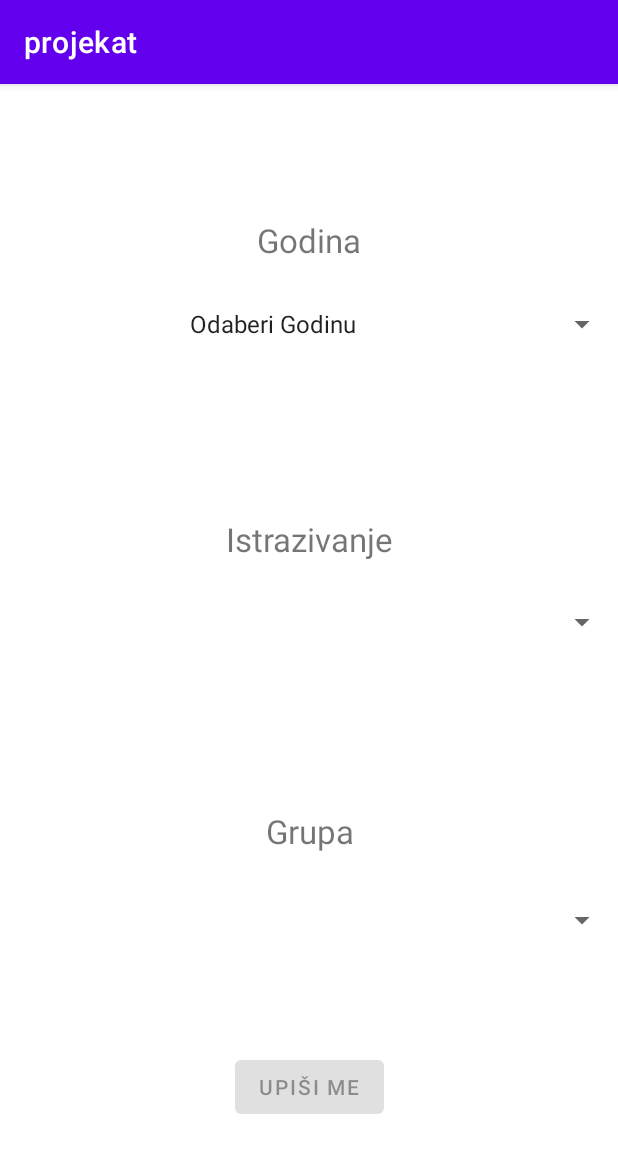
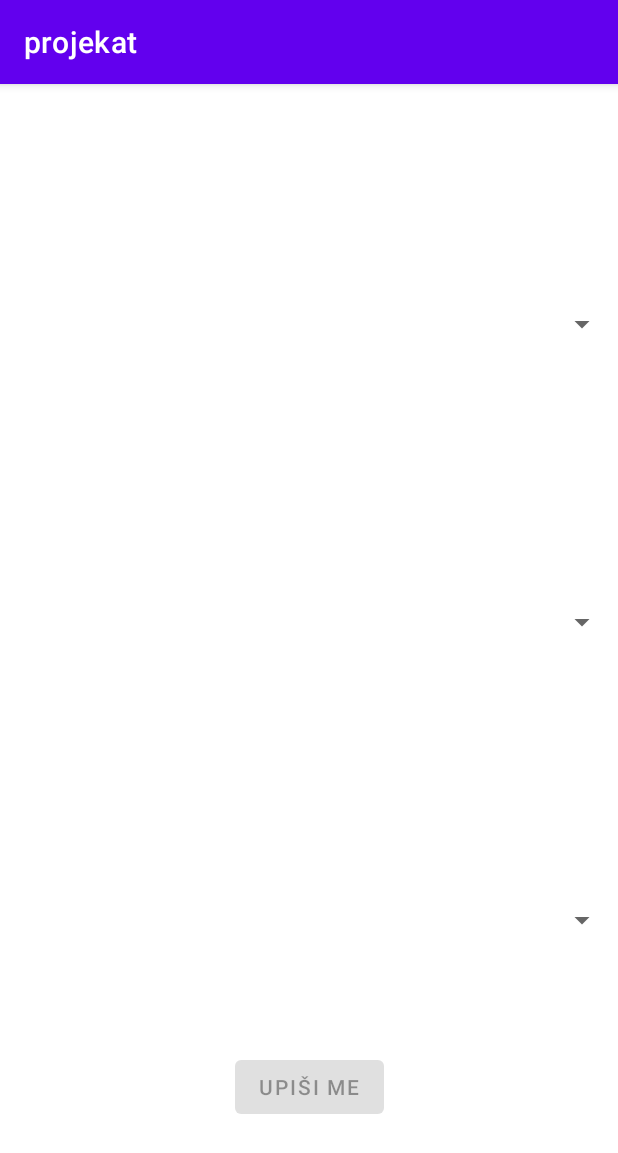
Before and after one commit to mbobic1/App_for_survey, an Android app: the screen it shows after launch (UpisIstrazivanje), after a tap on an icon or button, on a phone screen of 412 x 824 dp. Shown: the top 1153 px of the screen. Run offline under Robolectric (Android 15) with nearby library versions, the phone set to English and light mode, and no system bars.

Commit message:
prvi i drugi zadatak

```diff
--- a/app/src/main/java/ba/etf/rma22/projekat/UpisIstrazivanje.kt
+++ b/app/src/main/java/ba/etf/rma22/projekat/UpisIstrazivanje.kt
@@ -37,7 +37,7 @@ class UpisIstrazivanje : AppCompatActivity() {
             spinnerI=findViewById(R.id.odabirIstrazivanja)
             button=findViewById(R.id.dodajIstrazivanjeDugme)
             val god:Array<String> = arrayOf(
-               "Odaberi Godinu",
+                " ",
                 "1",
                 "2",
                 "3",
@@ -47,12 +47,21 @@ class UpisIstrazivanje : AppCompatActivity() {
            button.isEnabled = false
             adapter.setDropDownViewResource(android.R.layout.simple_spinner_dropdown_item)
             spinnerGod.setAdapter(adapter);
+            spinnerGod.setSelection(korisnik.godinaStudiranja)
             spinnerGod.onItemSelectedListener=object : AdapterView.OnItemSelectedListener{
                 override fun onItemSelected(parent: AdapterView<*>?, view: View?, position: Int, id: Long) {
                     tacno=true
 
                      if(parent!=null){
                          if(position==0){
+                             var arr1 = ArrayAdapter(parent.context, android.R.layout.simple_spinner_item,
+                                 mutableListOf<String>())
+                             arr1.setDropDownViewResource(android.R.layout.simple_spinner_dropdown_item)
+                             spinnerI.adapter=arr1
+                             var  arr2= ArrayAdapter(parent.context, android.R.layout.simple_spinner_item,mutableListOf<String>())
+                             arr2.setDropDownViewResource(android.R.layout.simple_spinner_dropdown_item)
+                             spinnerG.adapter=arr2
+                             button.isEnabled=false
 
                          }
                          else if(position==1) {
@@ -330,6 +339,7 @@ class UpisIstrazivanje : AppCompatActivity() {
             }
 
                 button.setOnClickListener {
+                    korisnik.godinaStudiranja= spinnerGod.selectedItem.toString().toInt()
                     korisnikViewModel.upisiKorisnika(
                         spinnerG.selectedItem.toString(),
                         spinnerI.selectedItem.toString(),
--- a/app/src/main/java/ba/etf/rma22/projekat/data/models/Korisnik.kt
+++ b/app/src/main/java/ba/etf/rma22/projekat/data/models/Korisnik.kt
@@ -4,5 +4,5 @@ data class Korisnik(
         var listaAnketa: MutableList<Anketa>,
         var listaGrupa: MutableList<Grupa>,
         var listaIstrazivanje: MutableList<Istrazivanje>,
-        var godinaStudiranja: Int
+        var godinaStudiranja: Int =0
         )
--- a/app/src/main/res/layout/istrazivanje.xml
+++ b/app/src/main/res/layout/istrazivanje.xml
@@ -6,17 +6,7 @@
     android:layout_height="match_parent"
     android:textAlignment="center">
 
-    <TextView
-        android:text="Godina"
-        android:id="@+id/textView"
-        android:layout_width="wrap_content"
-        android:layout_height="wrap_content"
-        android:textSize="22dp"
-        app:layout_constraintBottom_toTopOf="@+id/odabirGodina"
-        app:layout_constraintEnd_toEndOf="parent"
-        app:layout_constraintStart_toStartOf="parent"
-        app:layout_constraintTop_toTopOf="parent"
-        app:layout_constraintVertical_bias="0.754" />
+
 
     <Spinner
         android:id="@+id/odabirGodina"
@@ -30,18 +20,7 @@
         app:layout_constraintTop_toTopOf="parent"
         app:layout_constraintVertical_bias="0.459" />
 
-    <TextView
-        android:text="Istrazivanje"
-        android:id="@+id/textView3"
-        android:layout_width="wrap_content"
-        android:layout_height="wrap_content"
-        android:textSize="22dp"
-        app:layout_constraintBottom_toTopOf="@+id/odabirIstrazivanja"
-        app:layout_constraintEnd_toEndOf="parent"
-        app:layout_constraintHorizontal_bias="0.502"
-        app:layout_constraintStart_toStartOf="parent"
-        app:layout_constraintTop_toBottomOf="@+id/odabirGodina"
-        app:layout_constraintVertical_bias="0.804" />
+
 
     <Spinner
         android:id="@+id/odabirIstrazivanja"
@@ -55,18 +34,7 @@
         app:layout_constraintTop_toTopOf="parent"
         app:layout_constraintVertical_bias="0.466" />
 
-    <TextView
-        android:id="@+id/textView2"
-        android:layout_width="wrap_content"
-        android:layout_height="wrap_content"
-        android:text="Grupa"
-        android:textSize="22dp"
-        app:layout_constraintBottom_toTopOf="@+id/odabirGrupa"
-        app:layout_constraintEnd_toEndOf="parent"
-        app:layout_constraintHorizontal_bias="0.502"
-        app:layout_constraintStart_toStartOf="parent"
-        app:layout_constraintTop_toBottomOf="@+id/odabirIstrazivanja"
-        app:layout_constraintVertical_bias="0.775" />
+
 
     <Spinner
         android:id="@+id/odabirGrupa"
```
